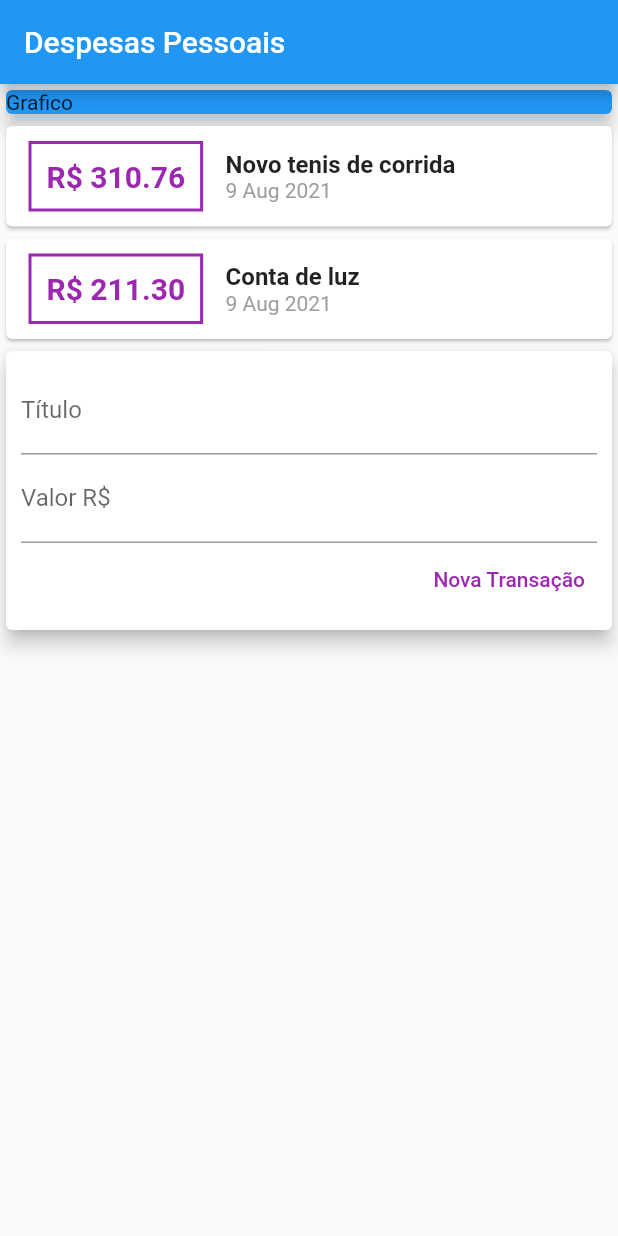
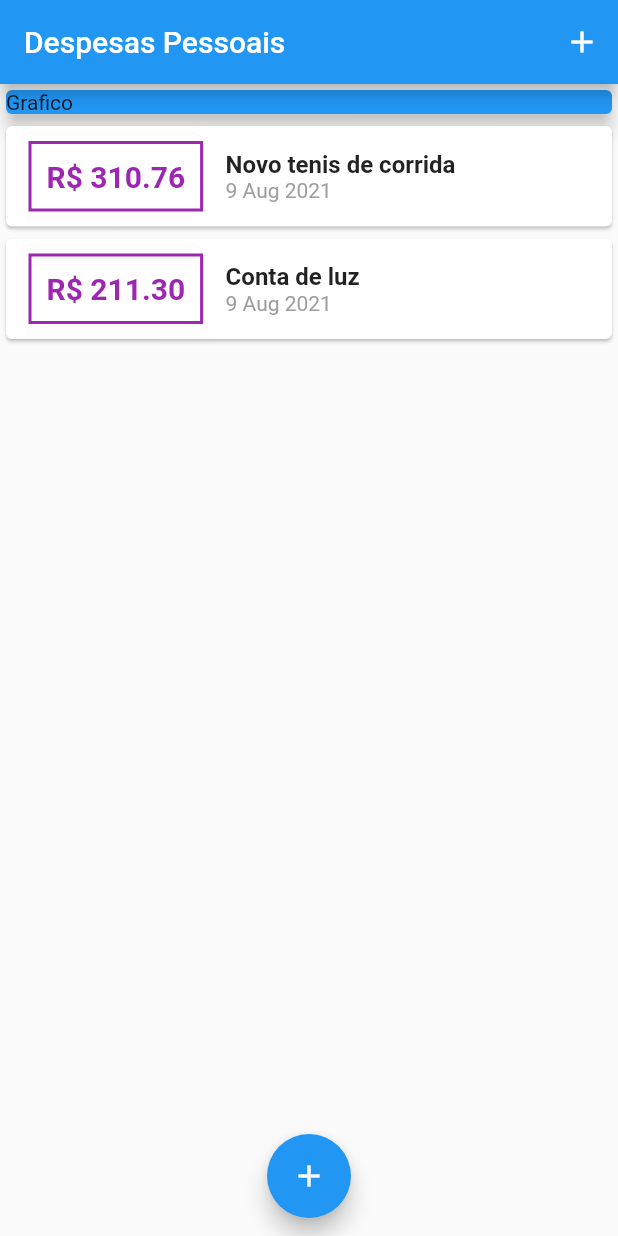
Before and after one commit to BoanergesJunior/flutter-learning, a Flutter app: the screen it shows after launch, on a phone screen of 412 x 824 dp. Run offline on Flutter 3.47's test engine with Material 2 defaults, Android fonts, the phone set to English and light mode, and no system bars.

Commit message:
created modal for add transactions

```diff
--- a/expenses/lib/components/transaction_list.dart
+++ b/expenses/lib/components/transaction_list.dart
@@ -9,8 +9,13 @@ class TransactionList extends StatelessWidget {
 
   @override
   Widget build(BuildContext context) {
-    return Column(
-      children: transactions.map((item) {
+    return Container(
+      height: 200,
+      child: ListView.builder(
+        itemCount: transactions.length,
+        itemBuilder: (ctx, index) {
+          final item = transactions[index];
+
           return Card(
             child: Row(
               children: <Widget>[
@@ -36,7 +41,8 @@ class TransactionList extends StatelessWidget {
                   children: <Widget>[
                     Text(
                       item.title,
-                    style: TextStyle(fontSize: 16, fontWeight: FontWeight.bold),
+                      style:
+                          TextStyle(fontSize: 16, fontWeight: FontWeight.bold),
                     ),
                     Text(
                       DateFormat('d MMM y').format(item.date),
@@ -47,7 +53,8 @@ class TransactionList extends StatelessWidget {
               ],
             ),
           );
-      }).toList(),
+        },
+      ),
     );
   }
 }
--- a/expenses/lib/components/transaction_user.dart
+++ /dev/null
@@ -1,33 +0,0 @@
-import 'package:flutter/material.dart';
-import '../models/transaction.dart';
-import '../components/transaction_form.dart';
-import '../components/transaction_list.dart';
-
-class TransactionUser extends StatefulWidget {
-  @override
-  _TransactionUserState createState() => _TransactionUserState();
-}
-
-class _TransactionUserState extends State<TransactionUser> {
-  final _transactions = [
-    Transaction(
-        id: 't1',
-        title: 'Novo tenis de corrida',
-        value: 310.76,
-        date: DateTime.now()),
-    Transaction(
-      id: 't2',
-      title: 'Conta de luz',
-      value: 211.30,
-      date: DateTime.now(),
-    ),
-  ];
-
-  @override
-  Widget build(BuildContext context) {
-    return Column(children: [
-      TransactionList(_transactions),
-      TransactionForm()
-    ],);
-  }
-}
--- a/expenses/lib/main.dart
+++ b/expenses/lib/main.dart
@@ -1,5 +1,10 @@
+import 'package:expenses/components/transaction_form.dart';
 import 'package:flutter/material.dart';
-import './components/transaction_user.dart';
+
+import 'dart:math';
+import 'models/transaction.dart';
+import 'components/transaction_form.dart';
+import 'components/transaction_list.dart';
 
 void main() => runApp(ExpensesApp());
 
@@ -12,14 +17,62 @@ class ExpensesApp extends StatelessWidget {
   }
 }
 
-class MyHomePage extends StatelessWidget {
+class MyHomePage extends StatefulWidget {
+  @override
+  _MyHomePageState createState() => _MyHomePageState();
+}
+
+class _MyHomePageState extends State<MyHomePage> {
+  _addTransaction(String title, double value) {
+    final newTransaction = Transaction(
+      id: Random().nextDouble().toString(),
+      title: title,
+      value: value,
+      date: DateTime.now(),
+    );
+
+    setState(() {
+      _transactions.add(newTransaction);
+    });
+
+    Navigator.of(context).pop();
+  }
+
+  _openTransactionFormModal(BuildContext context) {
+    showModalBottomSheet(
+        context: context,
+        builder: (_) {
+          return TransactionForm(_addTransaction);
+        });
+  }
+
+  final _transactions = [
+    Transaction(
+        id: 't1',
+        title: 'Novo tenis de corrida',
+        value: 310.76,
+        date: DateTime.now()),
+    Transaction(
+      id: 't2',
+      title: 'Conta de luz',
+      value: 211.30,
+      date: DateTime.now(),
+    ),
+  ];
+
   @override
   Widget build(BuildContext context) {
     return Scaffold(
       appBar: AppBar(
         title: Text('Despesas Pessoais'),
+        actions: <Widget>[
+          IconButton(
+              onPressed: () => _openTransactionFormModal(context),
+              icon: Icon(Icons.add))
+        ],
       ),
-      body: Column(
+      body: SingleChildScrollView(
+        child: Column(
           crossAxisAlignment: CrossAxisAlignment.stretch,
           children: <Widget>[
             Container(
@@ -29,9 +82,16 @@ class MyHomePage extends StatelessWidget {
                 child: Text('Grafico'),
               ),
             ),
-          TransactionUser(),
+            TransactionList(_transactions),
           ],
         ),
+      ),
+      floatingActionButton: FloatingActionButton(
+        child: Icon(Icons.add),
+        onPressed: () => _openTransactionFormModal(context),
+      ),
+      floatingActionButtonLocation:
+          FloatingActionButtonLocation.miniCenterFloat,
     );
   }
 }
```
Also changed, not shown: expenses/lib/components/transaction_form.dart (+27 -3 lines). Lines whose indentation alone changed are shown as unchanged.
